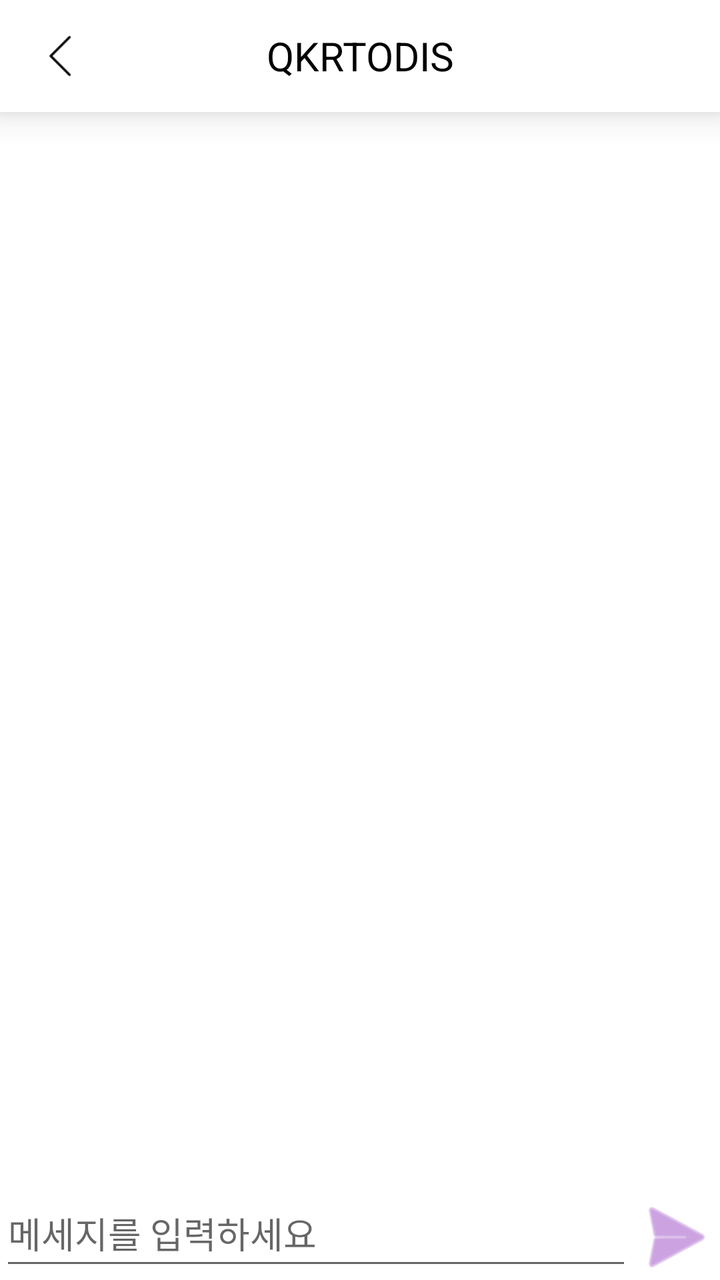
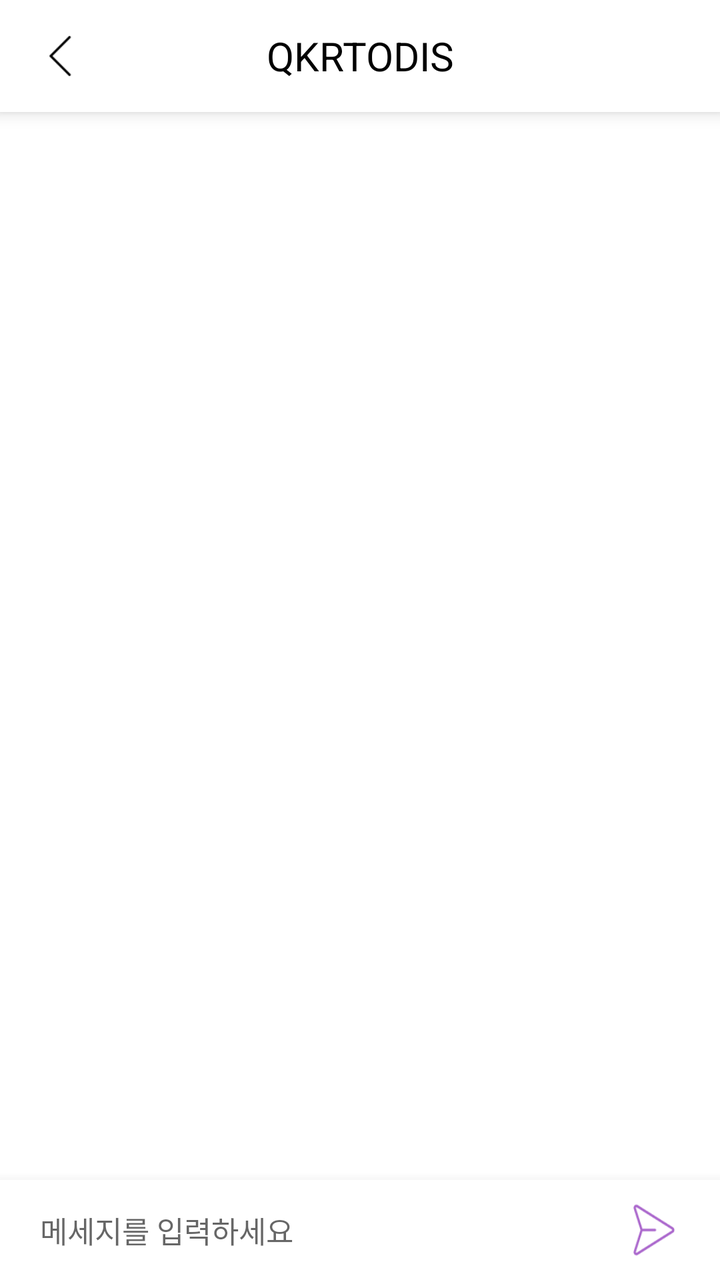

Two renders of the same Android screen: before a commit and after it. Below are the layout's source before the change and the commit's diff.
<!-- AndroidManifest.xml: application theme Theme.ShareDay -->
<!-- res/layout/activity_chat.xml -->
<?xml version="1.0" encoding="utf-8"?>
<LinearLayout xmlns:android="http://schemas.android.com/apk/res/android"
    xmlns:app="http://schemas.android.com/apk/res-auto"
    xmlns:tools="http://schemas.android.com/tools"
    android:layout_width="match_parent"
    android:layout_height="match_parent"
    android:orientation="vertical"
    tools:context=".chats.ChatActivity">

    <androidx.appcompat.widget.Toolbar
        android:id="@+id/toolbar"
        android:layout_width="match_parent"
        android:layout_height="wrap_content"
        app:layout_constraintEnd_toEndOf="parent"
        app:layout_constraintStart_toStartOf="parent"
        app:layout_constraintTop_toTopOf="parent"
        android:background="#ffffff"
        android:elevation="10dp">

        <TextView
            android:layout_width="wrap_content"
            android:layout_height="wrap_content"
            android:layout_gravity="center"
            android:textSize="20dp"
            android:textColor="@color/black"
            android:text="QKRTODIS">
        </TextView>

        <ImageButton
            android:id="@+id/chatBackBtn"
            android:layout_width="30dp"
            android:layout_height="30dp"
            android:background="@drawable/back_icon"
            android:layout_gravity="left"
            android:layout_marginRight="10dp" />

    </androidx.appcompat.widget.Toolbar>

    <androidx.recyclerview.widget.RecyclerView
        android:id="@+id/recyclerView"
        android:layout_width="match_parent"
        android:layout_height="match_parent"
        android:layout_weight="1"
        android:scrollbars="vertical" />

    <LinearLayout
        android:layout_width="match_parent"
        android:layout_height="50dp"
        android:orientation="horizontal">

        <EditText
            android:id="@+id/chatText"
            android:layout_width="match_parent"
            android:layout_height="match_parent"
            android:hint="메세지를 입력하세요"
            android:layout_weight="1"
            tools:ignore="NestedWeights" />

        <Button
            android:id="@+id/sendButton"
            android:layout_width="wrap_content"
            android:layout_height="wrap_content"
            android:layout_weight="1"
            android:background="@android:drawable/ic_menu_send"
            app:backgroundTint="@android:color/holo_purple" />
    </LinearLayout>
</LinearLayout>
<!-- resources referenced by this layout -->
<resources>
  <color name="black">#FF000000</color>
  <!-- drawable back_icon: png bitmap (drawable, 301 bytes) -->
  <style name="Theme.ShareDay" parent="Theme.MaterialComponents.DayNight.DarkActionBar">
          
          <item name="colorPrimary">@color/purple_500</item>
          <item name="colorPrimaryVariant">@color/purple_700</item>
          <item name="colorOnPrimary">@color/white</item>
          
          <item name="colorSecondary">@color/teal_200</item>
          <item name="colorSecondaryVariant">@color/teal_700</item>
          <item name="colorOnSecondary">@color/black</item>
          
          <item name="android:statusBarColor" tools:targetApi="l">?attr/colorPrimaryVariant</item>
          
          <item name="windowNoTitle">true</item>
      </style>
  <color name="purple_500">#FF6200EE</color>
  <color name="purple_700">#FF3700B3</color>
  <color name="white">#FFFFFFFF</color>
  <color name="teal_200">#7D2F85</color>
  <color name="teal_700">#FF018786</color>
</resources>

<!-- the commit's change to res/layout/activity_chat.xml (unified diff, before → after) -->
@@ -15,7 +15,7 @@
         app:layout_constraintStart_toStartOf="parent"
         app:layout_constraintTop_toTopOf="parent"
         android:background="#ffffff"
-        android:elevation="10dp">
+        android:elevation="5dp">
 
         <TextView
             android:layout_width="wrap_content"
@@ -46,22 +46,28 @@
     <LinearLayout
         android:layout_width="match_parent"
         android:layout_height="50dp"
-        android:orientation="horizontal">
+        android:paddingHorizontal="20dp"
+        android:orientation="horizontal"
+        android:background="@color/white"
+        android:elevation="10dp"
+        android:gravity="center_vertical">
 
         <EditText
             android:id="@+id/chatText"
-            android:layout_width="match_parent"
+            android:layout_width="wrap_content"
             android:layout_height="match_parent"
             android:hint="메세지를 입력하세요"
-            android:layout_weight="1"
-            tools:ignore="NestedWeights" />
+            android:layout_weight="10"
+            android:textSize="15dp"
+            android:background="@android:color/transparent"
+            tools:ignore="NestedWeights"/>
 
         <Button
             android:id="@+id/sendButton"
-            android:layout_width="wrap_content"
-            android:layout_height="wrap_content"
+            android:layout_width="10dp"
+            android:layout_height="30dp"
             android:layout_weight="1"
-            android:background="@android:drawable/ic_menu_send"
+            android:background="@drawable/paper_plane_right"
             app:backgroundTint="@android:color/holo_purple" />
     </LinearLayout>
 </LinearLayout>
<!-- resource entries referenced after the edit -->
@@ -2,6 +2,7 @@
 <resources>
   <color name="black">#FF000000</color>
   <!-- drawable back_icon: png bitmap (drawable, 301 bytes) -->
+  <!-- drawable paper_plane_right: png bitmap (drawable, 1680 bytes) -->
   <style name="Theme.ShareDay" parent="Theme.MaterialComponents.DayNight.DarkActionBar">
           
           <item name="colorPrimary">@color/purple_500</item>
